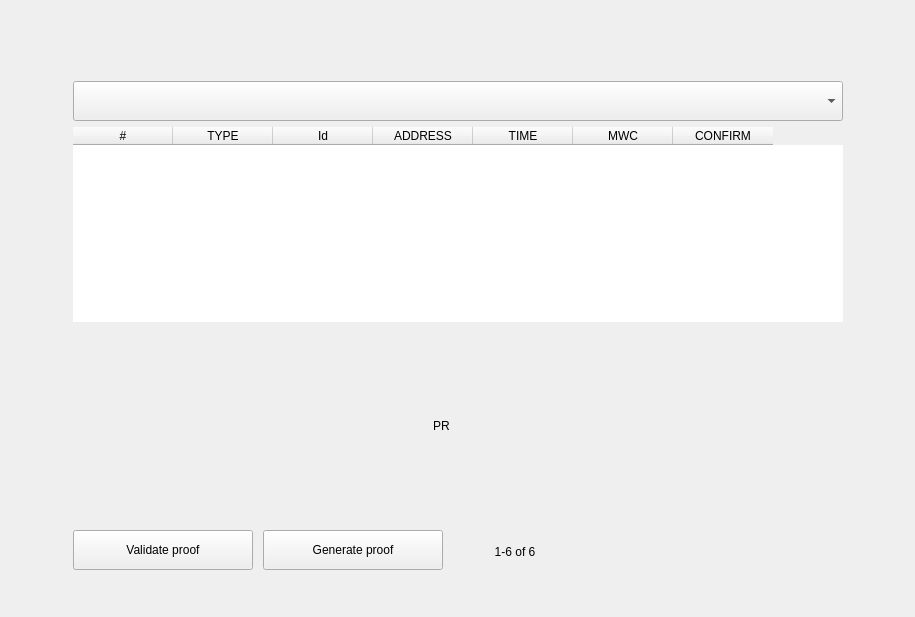
Above: windows/e_transactions.ui from 0xkobe/mwc-wallet before the change. Below: the same form after it.
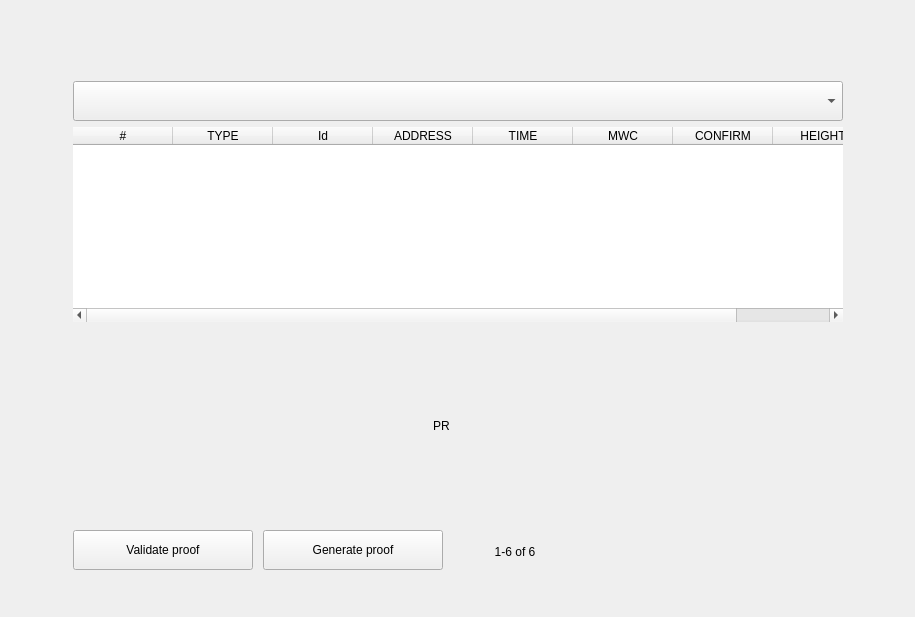
That is the form after the change. Icons and pictures are not drawn. Custom widgets are drawn as their Qt base class.

Commit message: https://github.com/mwcproject/mwc-qt-wallet/issues/133 - Add height field for transactions

```diff
--- a/windows/e_transactions.ui
+++ b/windows/e_transactions.ui
@@ -107,6 +107,11 @@
            <string>CONFIRM</string>
           </property>
          </column>
+         <column>
+          <property name="text">
+           <string>HEIGHT</string>
+          </property>
+         </column>
         </widget>
        </item>
        <item>
```
The commit also changes 4 other files.
